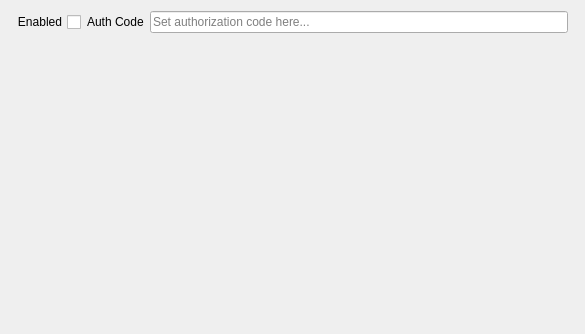
Qt form src/rehearsalchef/chefform.ui (alexcoy257/lrnet) before a commit.
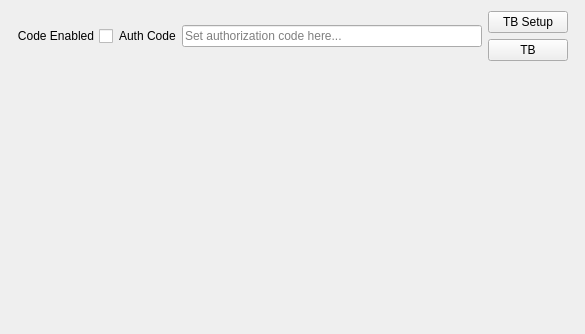
The same form after that commit. Custom widgets are drawn as their Qt base class.

```diff
--- a/src/rehearsalchef/chefform.ui
+++ b/src/rehearsalchef/chefform.ui
@@ -31,7 +31,7 @@
         <enum>Qt::RightToLeft</enum>
        </property>
        <property name="text">
-        <string>Enabled</string>
+        <string>Code Enabled</string>
        </property>
       </widget>
      </item>
@@ -52,6 +52,24 @@
        </property>
       </widget>
      </item>
+     <item>
+      <layout class="QVBoxLayout" name="tbArea">
+       <item>
+        <widget class="QPushButton" name="tbSetupButton">
+         <property name="text">
+          <string>TB Setup</string>
+         </property>
+        </widget>
+       </item>
+       <item>
+        <widget class="QPushButton" name="talkButton">
+         <property name="text">
+          <string>TB</string>
+         </property>
+        </widget>
+       </item>
+      </layout>
+     </item>
     </layout>
    </item>
    <item row="1" column="1">
```
Left out of the diff: 2 changed lines with no effect on the pictures.
